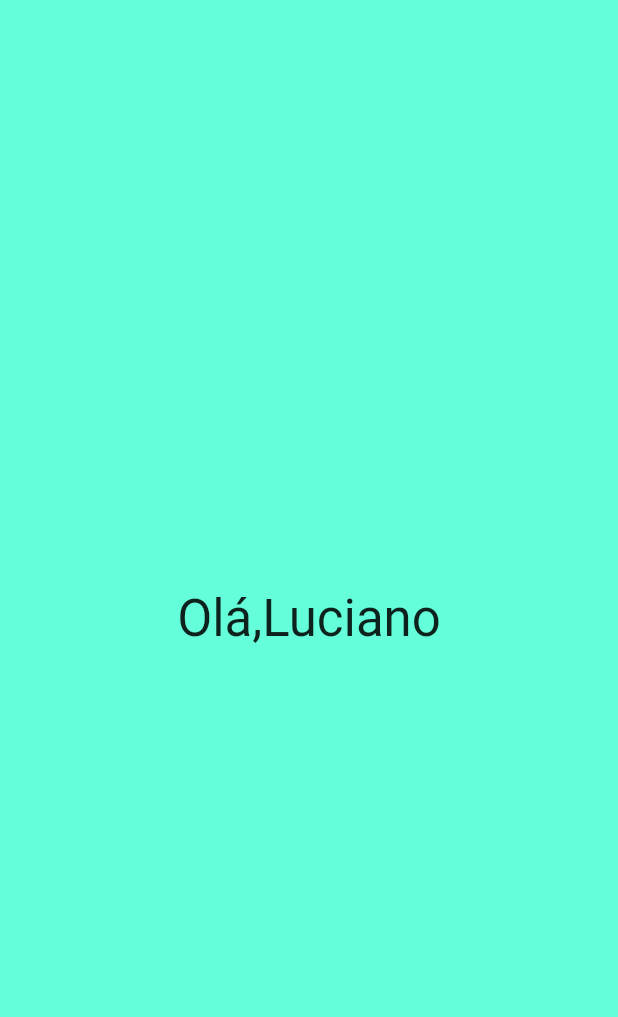
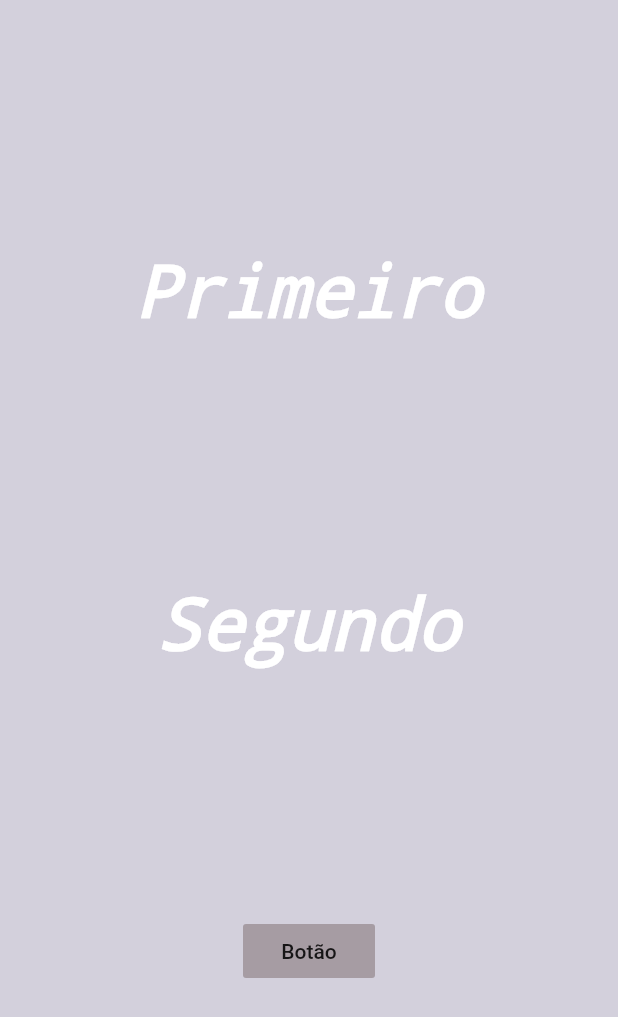
Before and after one commit to lucianobajr/Flutter, a Flutter app: the screen it shows after launch, on a phone screen of 412 x 824 dp. Shown: the top 1017 px of the screen. Run offline on Flutter 3.47's test engine with Material 2 defaults, Android fonts, the phone set to English and light mode, and no system bars; Roboto replaces fonts that are missing (Trade Winds).

Commit message:
Final of Introduction

```diff
--- a/introduction/lib/main.dart
+++ b/introduction/lib/main.dart
@@ -1,12 +1,13 @@
 import 'package:flutter/cupertino.dart';
 import 'package:flutter/material.dart';
 import 'ui/bemvindo.dart';
+import 'ui/coluna.dart';
 
 void main(){
   runApp(
     new MaterialApp(
       title: "Olá",
-      home:new Bemvindo(),
+      home:new Coluna(),
     )
   );
 }
--- /dev/null
+++ b/introduction/lib/ui/coluna.dart
@@ -0,0 +1,31 @@
+import 'package:flutter/cupertino.dart';
+import 'package:flutter/material.dart';
+
+class Coluna extends StatelessWidget{
+  @override
+  Widget build(BuildContext context) {
+    return Container(
+      color: Color.fromARGB(100, 143, 134, 166),
+      child:Column(
+        mainAxisAlignment: MainAxisAlignment.spaceEvenly,//Ficar no meio da tela
+        children: <Widget>[
+          new Text("Primeiro",
+          textDirection: TextDirection.ltr,
+          style: TextStyle(fontStyle: FontStyle.italic,
+              color: Colors.white,
+              decoration: TextDecoration.none),),
+
+          Text("Segundo",
+            textDirection: TextDirection.ltr,
+            style: TextStyle(fontStyle: FontStyle.italic,
+                color: Colors.white,
+                decoration: TextDecoration.none),),
+
+          new FlatButton(onPressed:()=>  "Hello",
+              color: Color.fromARGB(85, 76, 54, 51),
+              child:Text("Botão"))
+        ],
+      )
+    );
+  }
+}
```
